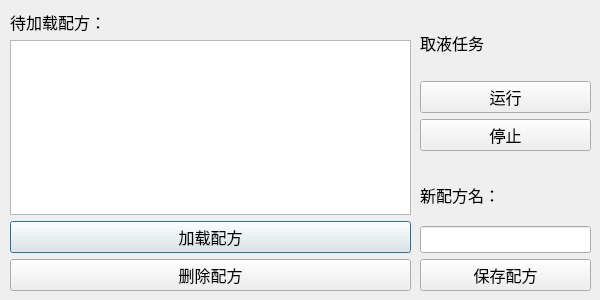
This is cpp/8H82600/dialog_recipe_mgr.ui in huayunfly/goiot as Qt 5 draws it before an edit. The edited form follows.
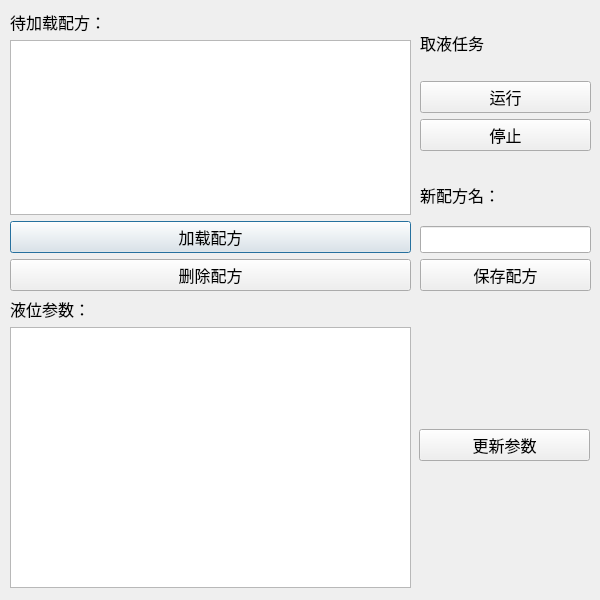
This is the edited form.

Patch:
```diff
--- a/cpp/8H82600/dialog_recipe_mgr.ui
+++ b/cpp/8H82600/dialog_recipe_mgr.ui
@@ -7,7 +7,7 @@
     <x>0</x>
     <y>0</y>
     <width>600</width>
-    <height>300</height>
+    <height>600</height>
    </rect>
   </property>
   <property name="windowTitle">
@@ -166,6 +166,59 @@
     </item>
    </layout>
   </widget>
+  <widget class="QWidget" name="verticalLayoutWidget_4">
+   <property name="geometry">
+    <rect>
+     <x>10</x>
+     <y>297</y>
+     <width>401</width>
+     <height>291</height>
+    </rect>
+   </property>
+   <layout class="QVBoxLayout" name="verticalLayout_4">
+    <item>
+     <widget class="QLabel" name="labelParams">
+      <property name="font">
+       <font>
+        <family>Tahoma</family>
+        <pointsize>12</pointsize>
+       </font>
+      </property>
+      <property name="text">
+       <string>液位参数：</string>
+      </property>
+     </widget>
+    </item>
+    <item>
+     <widget class="QTableWidget" name="tableWidgetParams"/>
+    </item>
+   </layout>
+  </widget>
+  <widget class="QWidget" name="verticalLayoutWidget_5">
+   <property name="geometry">
+    <rect>
+     <x>419</x>
+     <y>300</y>
+     <width>171</width>
+     <height>291</height>
+    </rect>
+   </property>
+   <layout class="QVBoxLayout" name="verticalLayout_5">
+    <item>
+     <widget class="QPushButton" name="pushButtonUpdateParams">
+      <property name="font">
+       <font>
+        <family>Tahoma</family>
+        <pointsize>12</pointsize>
+       </font>
+      </property>
+      <property name="text">
+       <string>更新参数</string>
+      </property>
+     </widget>
+    </item>
+   </layout>
+  </widget>
  </widget>
  <resources/>
  <connections/>
```
